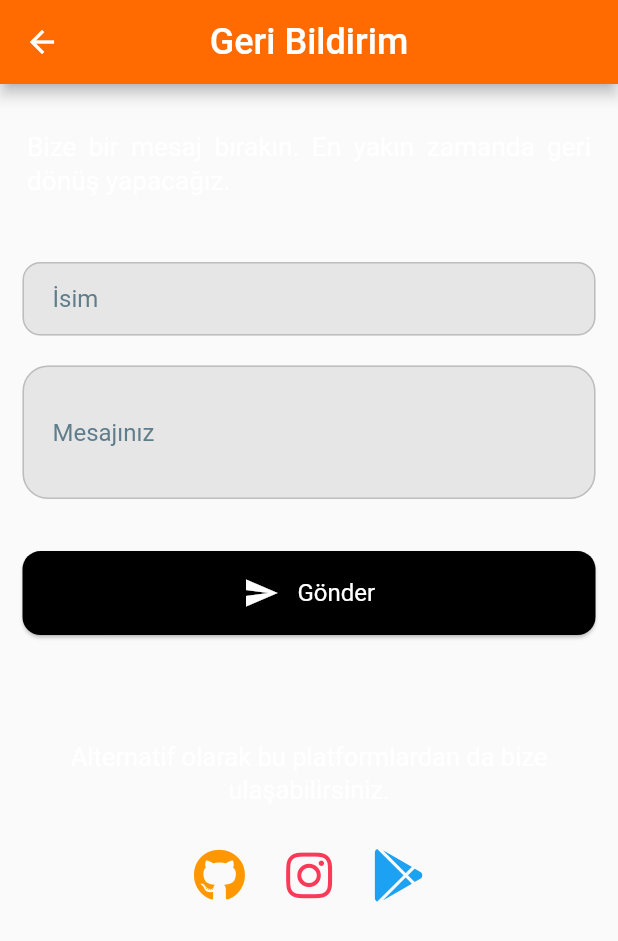
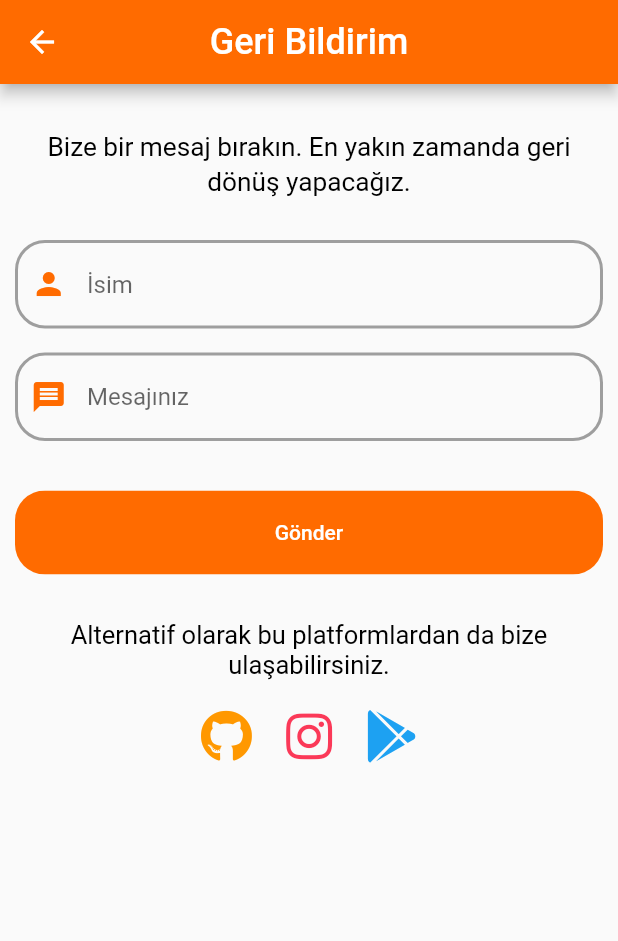
Before and after one commit to fatihozkan-github/WeApp, a Flutter app: the FeedbackPage screen opened directly, on a phone screen of 412 x 824 dp. Shown: the top 941 px of the screen. Run offline on Flutter 3.47's test engine with Material 2 defaults, Android fonts, the phone set to English and light mode, and no system bars; our stand-ins replace after_layout, bubble, carousel_slider, cloud_firestore, confetti, convex_bottom_bar and 22 more; missing offline and left inert: cloud_firestore_web, firebase_auth_web, firebase_core_web, firebase_storage_web, google_sign_in_web, nice_button and 3 more; accounts and stored records are empty; generated files the repository leaves out were written again; project files that could hold a hidden picture were left out.

Commit message:
• backgroundColor : white - fixes.

```diff
--- a/lib/Screens/BottomNavigation/bottom_navigation.dart
+++ b/lib/Screens/BottomNavigation/bottom_navigation.dart
@@ -68,7 +68,6 @@ class _BottomNavigationState extends State<BottomNavigation> {
         title: 'WE',
         theme: ThemeData(
           accentColor: Colors.orange,
-          canvasColor: kSecondaryColor,
           fontFamily: "Montserrat_Alternates",
           primaryColor: kPrimaryColor,
           visualDensity: VisualDensity.adaptivePlatformDensity,
--- a/lib/Screens/ProfileDrawer/Duels/duel_page.dart
+++ b/lib/Screens/ProfileDrawer/Duels/duel_page.dart
@@ -24,9 +24,10 @@ class _DuelsPageState extends State<DuelsPage> {
     CollectionReference challenges = FirebaseFirestore.instance.collection('challenges');
 
     return Scaffold(
+      backgroundColor: Colors.white,
       floatingActionButton: FloatingActionButton(
         backgroundColor: kPrimaryColor,
-        child: Icon(Icons.local_police_rounded),
+        child: Icon(Icons.local_police_rounded, color: Colors.white),
         onPressed: () {
           showDialog(
               context: context,
@@ -54,6 +55,7 @@ class _DuelsPageState extends State<DuelsPage> {
                   itemCount: data.length,
                   itemBuilder: (context, index) {
                     return Card(
+                        elevation: 10,
                         child: data["user" + (index + 1).toString()]["isAccepted"] != true
                             ? ListTile(
                                 title: Text(data["user" + (index + 1).toString()]["name"] + " sana düello teklif etti"),
--- a/lib/Screens/ProfileDrawer/Feedback/feedback_page.dart
+++ b/lib/Screens/ProfileDrawer/Feedback/feedback_page.dart
@@ -1,3 +1,5 @@
+import 'package:WE/Resources/components/rounded_button.dart';
+import 'package:WE/Resources/components/rounded_input_field.dart';
 import 'package:WE/Resources/constants.dart';
 import 'package:flutter/material.dart';
 import 'package:font_awesome_flutter/font_awesome_flutter.dart';
@@ -26,132 +28,59 @@ class _FeedbackPageState extends State<FeedbackPage> {
     }
   }
 
-  TextEditingController t1 = TextEditingController();
-  TextEditingController t2 = TextEditingController();
-  String name;
-  String message;
+  String _name;
+  String _message;
+  final GlobalKey<FormState> _formKey = GlobalKey();
 
   @override
   Widget build(BuildContext context) {
     return Scaffold(
+      resizeToAvoidBottomInset: false,
       appBar: AppBar(
         centerTitle: true,
         title: Text("Geri Bildirim", style: TextStyle(fontSize: 24)),
         backgroundColor: kPrimaryColor,
       ),
-      //resizeToAvoidBottomPadding: false,
-      body: SingleChildScrollView(
-        child: Padding(
-          padding: const EdgeInsets.all(5.0),
-          child: Column(
-            mainAxisAlignment: MainAxisAlignment.start,
+      body: Form(
+        key: _formKey,
+        child: ListView(
+          padding: EdgeInsets.symmetric(horizontal: 10),
           children: <Widget>[
-              SizedBox(height: MediaQuery.of(context).size.height * 0.03),
-              Padding(
-                padding: const EdgeInsets.symmetric(horizontal: 13),
-                child: Text(
+            SizedBox(height: 30),
+            Text(
               "Bize bir mesaj bırakın. En yakın zamanda geri dönüş yapacağız.",
-                  style: TextStyle(fontSize: 17.5, height: 1.3, color: Colors.white),
-                  textAlign: TextAlign.justify,
+              style: TextStyle(fontSize: 17.5, height: 1.3, color: Colors.black),
+              textAlign: TextAlign.center,
             ),
+            SizedBox(height: 20),
+            RoundedInputField(
+              hintText: 'İsim',
+              onChanged: (value) => setState(() => _name = value),
             ),
-              SizedBox(height: MediaQuery.of(context).size.height * 0.04),
-              Padding(
-                padding: const EdgeInsets.all(10.0),
-                child: TextField(
-                  onChanged: (val) {
-                    if (val != null || val.length > 0) name = val;
-                  },
-                  controller: t1,
-                  decoration: InputDecoration(
-                    fillColor: Color(0xffe6e6e6),
-                    filled: true,
-                    contentPadding: EdgeInsets.symmetric(vertical: 15, horizontal: 20),
-                    hintText: 'İsim',
-                    hintStyle: TextStyle(
-                      color: Colors.blueGrey,
+            RoundedInputField(
+              hintText: 'Mesajınız',
+              icon: Icons.message,
+              maxLines: null,
+              textInputAction: TextInputAction.newline,
+              onChanged: (value) => setState(() => _message = value),
             ),
-                    border: OutlineInputBorder(
-                      borderRadius: BorderRadius.all(Radius.circular(12)),
-                      borderSide: BorderSide(color: Colors.grey[400]),
-                    ),
-                    enabledBorder: OutlineInputBorder(
-                      borderRadius: BorderRadius.all(Radius.circular(12)),
-                      borderSide: BorderSide(color: Colors.grey[400]),
-                    ),
-                    focusedBorder: OutlineInputBorder(
-                      borderRadius: BorderRadius.all(Radius.circular(12)),
-                      borderSide: BorderSide(color: Colors.grey[400]),
-                    ),
-                  ),
-                ),
-              ),
-              Padding(
-                padding: const EdgeInsets.all(10),
-                child: TextField(
-                  onChanged: (val) {
-                    if (val != null || val.length > 0) message = val;
-                  },
-                  textAlign: TextAlign.start,
-                  controller: t2,
-                  decoration: InputDecoration(
-                    fillColor: Color(0xffe6e6e6),
-                    filled: true,
-                    contentPadding: EdgeInsets.symmetric(vertical: 35, horizontal: 20),
-                    hintText: 'Mesajınız',
-                    hintStyle: TextStyle(
-                      color: Colors.blueGrey,
-                    ),
-                    border: OutlineInputBorder(
-                      borderRadius: BorderRadius.all(Radius.circular(17)),
-                      borderSide: BorderSide(color: Colors.grey[400]),
-                    ),
-                    enabledBorder: OutlineInputBorder(
-                      borderRadius: BorderRadius.all(Radius.circular(17)),
-                      borderSide: BorderSide(color: Colors.grey[400]),
-                    ),
-                    focusedBorder: OutlineInputBorder(
-                      borderRadius: BorderRadius.all(Radius.circular(17)),
-                      borderSide: BorderSide(color: Colors.grey[400]),
-                    ),
-                  ),
-                ),
-              ),
-              SizedBox(height: MediaQuery.of(context).size.height * 0.03),
-              Card(
-                color: Colors.black,
-                shape: RoundedRectangleBorder(borderRadius: BorderRadius.circular(12.0)),
-                margin: EdgeInsets.symmetric(horizontal: 10.0),
-                child: GestureDetector(
-                  onTap: () {
+            SizedBox(height: 15),
+            RoundedButton(
+              text: 'Gönder',
+              onPressed: () {
                 setState(() {
-                      t1.clear();
-                      t2.clear();
-                      launchUrl("mailto:support@we.com?subject=From $name&body=$message");
+                  if (_formKey.currentState.validate()) {
+                    launchUrl("mailto:support@we.com?subject=From $_name&body=$_message");
+                  }
                 });
               },
-                  child: ListTile(
-                    title: Row(
-                      mainAxisAlignment: MainAxisAlignment.center,
-                      children: <Widget>[
-                        Center(child: Icon(Icons.send, color: Colors.white)),
-                        SizedBox(width: MediaQuery.of(context).size.width * 0.03),
-                        Center(child: Text("Gönder", textAlign: TextAlign.center, style: TextStyle(color: Colors.white))),
-                      ],
             ),
+            SizedBox(height: 20),
+            Center(
+              child: Text("Alternatif olarak bu platformlardan da bize ulaşabilirsiniz.",
+                  textAlign: TextAlign.center, style: TextStyle(color: Colors.black, fontSize: 17)),
             ),
-                ),
-              ),
-              SizedBox(height: MediaQuery.of(context).size.height * 0.035),
-              Padding(
-                padding: EdgeInsets.only(
-                    top: MediaQuery.of(context).size.height * 0.05,
-                    left: 21,
-                    right: 21,
-                    bottom: MediaQuery.of(context).size.height * 0.034),
-                child: Text("Alternatif olarak bu platformlardan da bize ulaşabilirsiniz.",
-                    textAlign: TextAlign.center, style: TextStyle(color: Colors.white, fontSize: 17, height: 1.3)),
-              ),
+            SizedBox(height: 20),
             Row(
               mainAxisAlignment: MainAxisAlignment.center,
               children: <Widget>[
@@ -159,12 +88,12 @@ class _FeedbackPageState extends State<FeedbackPage> {
                   onTap: () => launchUrl("https://github.com/alihansoykal/we"),
                   child: Icon(FontAwesomeIcons.github, color: Colors.orange, size: 35),
                 ),
-                  SizedBox(width: MediaQuery.of(context).size.width * 0.06),
+                SizedBox(width: 20),
                 GestureDetector(
                   onTap: () => launchUrl("https://www.instagram.com/werecycle.official/"),
                   child: Icon(FontAwesomeIcons.instagram, color: Color(0xfffb3958), size: 35),
                 ),
-                  SizedBox(width: MediaQuery.of(context).size.width * 0.06),
+                SizedBox(width: 20),
                 GestureDetector(
                   onTap: () => launchUrl("https://play.google.com/store/apps/details?id=com.we.werecyclemobile"),
                   child: Icon(FontAwesomeIcons.googlePlay, color: Color(0xff1DA1F2), size: 35),
@@ -174,7 +103,94 @@ class _FeedbackPageState extends State<FeedbackPage> {
           ],
         ),
       ),
-      ),
     );
   }
 }
+
+///
+// Padding(
+//   padding: const EdgeInsets.all(10.0),
+//   child: TextField(
+//     onChanged: (val) {
+//       if (val != null || val.length > 0) name = val;
+//     },
+//     controller: t1,
+//     decoration: InputDecoration(
+//       fillColor: Color(0xffe6e6e6),
+//       filled: true,
+//       contentPadding: EdgeInsets.symmetric(vertical: 15, horizontal: 20),
+//       hintText: 'İsim',
+//       hintStyle: TextStyle(
+//         color: Colors.blueGrey,
+//       ),
+//       border: OutlineInputBorder(
+//         borderRadius: BorderRadius.all(Radius.circular(12)),
+//         borderSide: BorderSide(color: Colors.grey[400]),
+//       ),
+//       enabledBorder: OutlineInputBorder(
+//         borderRadius: BorderRadius.all(Radius.circular(12)),
+//         borderSide: BorderSide(color: Colors.grey[400]),
+//       ),
+//       focusedBorder: OutlineInputBorder(
+//         borderRadius: BorderRadius.all(Radius.circular(12)),
+//         borderSide: BorderSide(color: Colors.grey[400]),
+//       ),
+//     ),
+//   ),
+// ),
+// Padding(
+//   padding: const EdgeInsets.all(10),
+//   child: TextField(
+//     onChanged: (val) {
+//       if (val != null || val.length > 0) message = val;
+//     },
+//     textAlign: TextAlign.start,
+//     controller: t2,
+//     decoration: InputDecoration(
+//       fillColor: Color(0xffe6e6e6),
+//       filled: true,
+//       contentPadding: EdgeInsets.symmetric(vertical: 35, horizontal: 20),
+//       hintText: 'Mesajınız',
+//       hintStyle: TextStyle(
+//         color: Colors.blueGrey,
+//       ),
+//       border: OutlineInputBorder(
+//         borderRadius: BorderRadius.all(Radius.circular(17)),
+//         borderSide: BorderSide(color: Colors.grey[400]),
+//       ),
+//       enabledBorder: OutlineInputBorder(
+//         borderRadius: BorderRadius.all(Radius.circular(17)),
+//         borderSide: BorderSide(color: Colors.grey[400]),
+//       ),
+//       focusedBorder: OutlineInputBorder(
+//         borderRadius: BorderRadius.all(Radius.circular(17)),
+//         borderSide: BorderSide(color: Colors.grey[400]),
+//       ),
+//     ),
+//   ),
+// ),
+///
+// Card(
+// color: Colors.black,
+// shape: RoundedRectangleBorder(borderRadius: BorderRadius.circular(12.0)),
+// margin: EdgeInsets.symmetric(horizontal: 10.0),
+// child: GestureDetector(
+// onTap: () {
+// setState(() {
+// t1.clear();
+// t2.clear();
+// launchUrl("mailto:support@we.com?subject=From $name&body=$message");
+// });
+// },
+// child: ListTile(
+// title: Row(
+// mainAxisAlignment: MainAxisAlignment.center,
+// children: <Widget>[
+// Center(child: Icon(Icons.send, color: Colors.white)),
+// SizedBox(width: MediaQuery.of(context).size.width * 0.03),
+// Center(child: Text("Gönder", textAlign: TextAlign.center, style: TextStyle(color: Colors.white))),
+// ],
+// ),
+// ),
+// ),
+// ),
--- a/lib/Screens/ProfileDrawer/profile_drawer.dart
+++ b/lib/Screens/ProfileDrawer/profile_drawer.dart
@@ -36,7 +36,7 @@ class ProfileDrawerState extends State<ProfileDrawer> {
       drawerOptions.add(
         ListTile(
           leading: Icon(d.icon, color: kPrimaryColor),
-          title: Text(d.title, style: TextStyle(color: kThirdColor)),
+          title: Text(d.title, style: TextStyle(color: Colors.black)),
           selected: i == _selectedDrawerIndex,
           onTap: () => _onSelectItem(i + 1),
         ),
--- a/lib/main.dart
+++ b/lib/main.dart
@@ -38,7 +38,7 @@ class WE extends StatelessWidget {
                 seconds: 0,
                 navigateAfterSeconds: AfterSplash(),
                 image: Image.asset("assets/we2.png", alignment: Alignment.center, width: 160),
-                backgroundColor: kSecondaryColor,
+                // backgroundColor: kSecondaryColor,
               ),
       ),
     );
@@ -63,7 +63,7 @@ class AfterSplash extends StatelessWidget {
                 title: 'WE',
                 theme: ThemeData(
                   accentColor: Colors.orange,
-                  canvasColor: kSecondaryColor,
+                  // canvasColor: kSecondaryColor,
                   fontFamily: "Montserrat_Alternates",
                   primaryColor: kPrimaryColor,
                   visualDensity: VisualDensity.adaptivePlatformDensity,
```
Also changed, not shown: lib/Screens/BottomNavigation/Feed/feed_deneme.dart (+11 -11 lines), lib/Screens/BottomNavigation/QR/instructions.dart (+6 -25 lines), lib/Screens/BottomNavigation/QR/qr_page.dart (+77 -59 lines), lib/Screens/ProfileDrawer/Invite/invite.dart (+17 -10 lines), 1 other file. Lines whose indentation alone changed are shown as unchanged.
